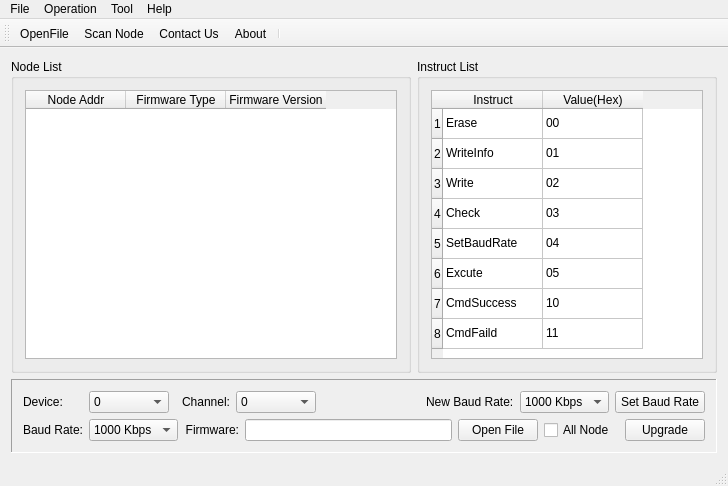
usbxyz/CAN-Bootloader, file software/CANBootloader-Qt/source/mainwindow_en.ui: the form before one commit.
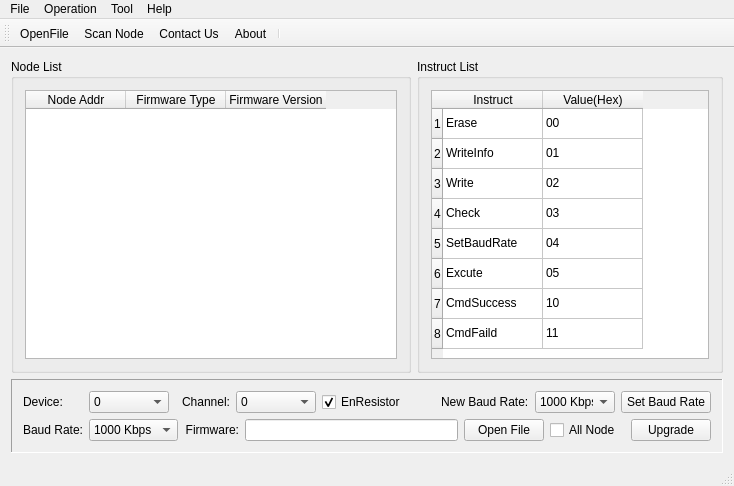
The form after the commit. Icons and pictures are not drawn.

Diff of the .ui file:
```diff
--- a/software/CANBootloader-Qt/source/mainwindow_en.ui
+++ b/software/CANBootloader-Qt/source/mainwindow_en.ui
@@ -6,7 +6,7 @@
    <rect>
     <x>0</x>
     <y>0</y>
-    <width>728</width>
+    <width>734</width>
     <height>486</height>
    </rect>
   </property>
@@ -362,6 +362,16 @@
                </item>
               </layout>
              </item>
+             <item>
+              <widget class="QCheckBox" name="checkBoxEnResistor">
+               <property name="text">
+                <string>EnResistor</string>
+               </property>
+               <property name="checked">
+                <bool>true</bool>
+               </property>
+              </widget>
+             </item>
              <item>
               <spacer name="horizontalSpacer">
                <property name="orientation">
@@ -638,7 +648,7 @@
     <rect>
      <x>0</x>
      <y>0</y>
-     <width>728</width>
+     <width>734</width>
      <height>23</height>
     </rect>
    </property>
```
